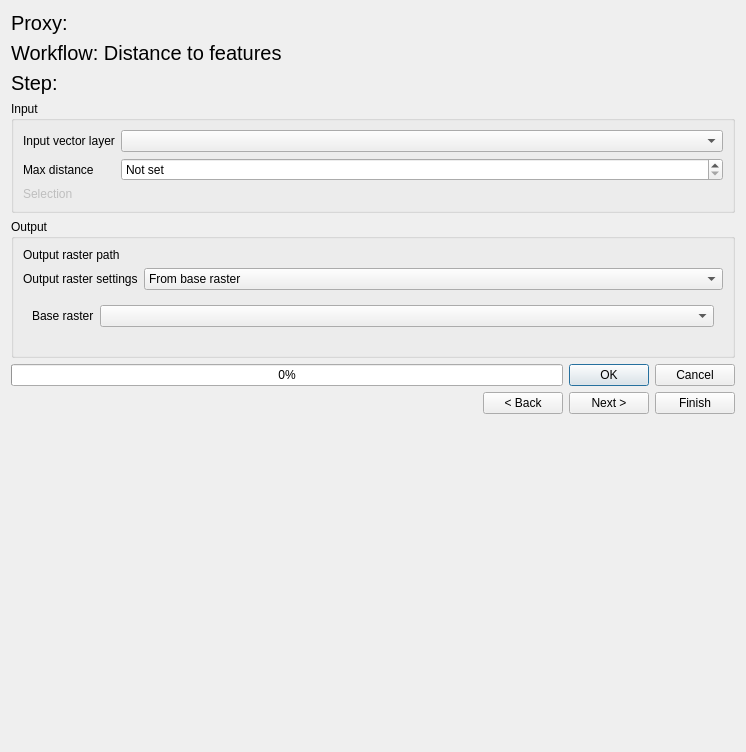
The window that eis_qgis_plugin/resources/ui/mineral_proxies/proxy_workflow1_dist_to_features.ui (GispoCoding/eis_qgis_plugin) describes before a commit, drawn with Qt 5.
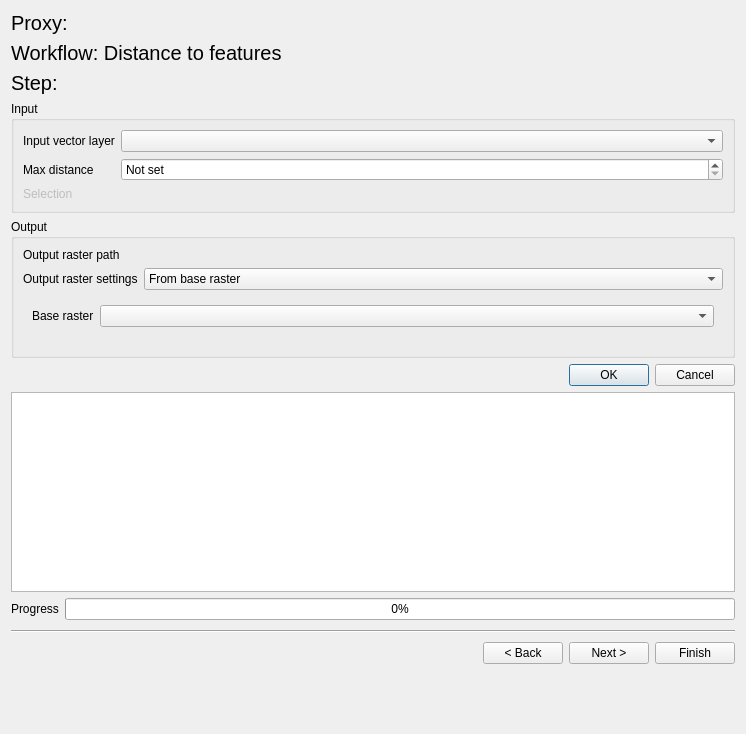
The same window after the commit. Custom widgets are drawn as their Qt base class.

Commit message: feat(wizard-proxies): add output log text area to proxy processing pages

Diff of the .ui file:
```diff
--- a/eis_qgis_plugin/resources/ui/mineral_proxies/proxy_workflow1_dist_to_features.ui
+++ b/eis_qgis_plugin/resources/ui/mineral_proxies/proxy_workflow1_dist_to_features.ui
@@ -7,7 +7,7 @@
     <x>0</x>
     <y>0</y>
     <width>746</width>
-    <height>752</height>
+    <height>734</height>
    </rect>
   </property>
   <property name="windowTitle">
@@ -253,29 +253,88 @@
     </widget>
    </item>
    <item>
-    <layout class="QHBoxLayout" name="horizontalLayout">
+    <widget class="QDialogButtonBox" name="button_box">
+     <property name="sizePolicy">
+      <sizepolicy hsizetype="Expanding" vsizetype="Fixed">
+       <horstretch>0</horstretch>
+       <verstretch>0</verstretch>
+      </sizepolicy>
+     </property>
+     <property name="standardButtons">
+      <set>QDialogButtonBox::Cancel|QDialogButtonBox::Ok</set>
+     </property>
+    </widget>
+   </item>
+   <item>
+    <layout class="QVBoxLayout" name="verticalLayout_18">
      <item>
-      <widget class="QProgressBar" name="progress_bar">
-       <property name="value">
-        <number>0</number>
-       </property>
-      </widget>
-     </item>
-     <item>
-      <widget class="QDialogButtonBox" name="button_box">
+      <widget class="QTextEdit" name="log">
        <property name="sizePolicy">
-        <sizepolicy hsizetype="Maximum" vsizetype="Fixed">
+        <sizepolicy hsizetype="Expanding" vsizetype="Expanding">
          <horstretch>0</horstretch>
          <verstretch>0</verstretch>
         </sizepolicy>
        </property>
-       <property name="standardButtons">
-        <set>QDialogButtonBox::Cancel|QDialogButtonBox::Ok</set>
+       <property name="minimumSize">
+        <size>
+         <width>0</width>
+         <height>200</height>
+        </size>
+       </property>
+       <property name="maximumSize">
+        <size>
+         <width>16777215</width>
+         <height>16777215</height>
+        </size>
+       </property>
+       <property name="autoFormatting">
+        <set>QTextEdit::AutoNone</set>
+       </property>
+       <property name="readOnly">
+        <bool>true</bool>
+       </property>
+       <property name="html">
+        <string>&lt;!DOCTYPE HTML PUBLIC &quot;-//W3C//DTD HTML 4.0//EN&quot; &quot;http://www.w3.org/TR/REC-html40/strict.dtd&quot;&gt;
+&lt;html&gt;&lt;head&gt;&lt;meta name=&quot;qrichtext&quot; content=&quot;1&quot; /&gt;&lt;style type=&quot;text/css&quot;&gt;
+p, li { white-space: pre-wrap; }
+&lt;/style&gt;&lt;/head&gt;&lt;body style=&quot; font-family:'Ubuntu'; font-size:11pt; font-weight:400; font-style:normal;&quot;&gt;
+&lt;p style=&quot;-qt-paragraph-type:empty; margin-top:0px; margin-bottom:0px; margin-left:0px; margin-right:0px; -qt-block-indent:0; text-indent:0px;&quot;&gt;&lt;br /&gt;&lt;/p&gt;&lt;/body&gt;&lt;/html&gt;</string>
        </property>
       </widget>
      </item>
+     <item>
+      <layout class="QHBoxLayout" name="progress_layout">
+       <item>
+        <widget class="QLabel" name="progress_label">
+         <property name="text">
+          <string>Progress</string>
+         </property>
+        </widget>
+       </item>
+       <item>
+        <widget class="QProgressBar" name="progress_bar">
+         <property name="value">
+          <number>0</number>
+         </property>
+        </widget>
+       </item>
+      </layout>
+     </item>
     </layout>
    </item>
+   <item>
+    <widget class="Line" name="line">
+     <property name="minimumSize">
+      <size>
+       <width>0</width>
+       <height>10</height>
+      </size>
+     </property>
+     <property name="orientation">
+      <enum>Qt::Horizontal</enum>
+     </property>
+    </widget>
+   </item>
    <item>
     <layout class="QHBoxLayout" name="navigation_btn_layout">
      <item>
```
The commit also changes 3 other files.
